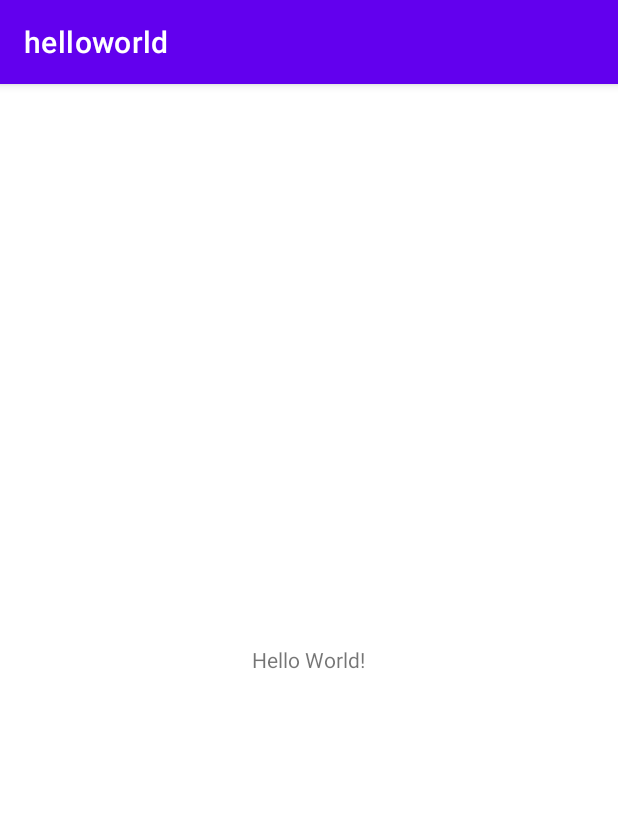
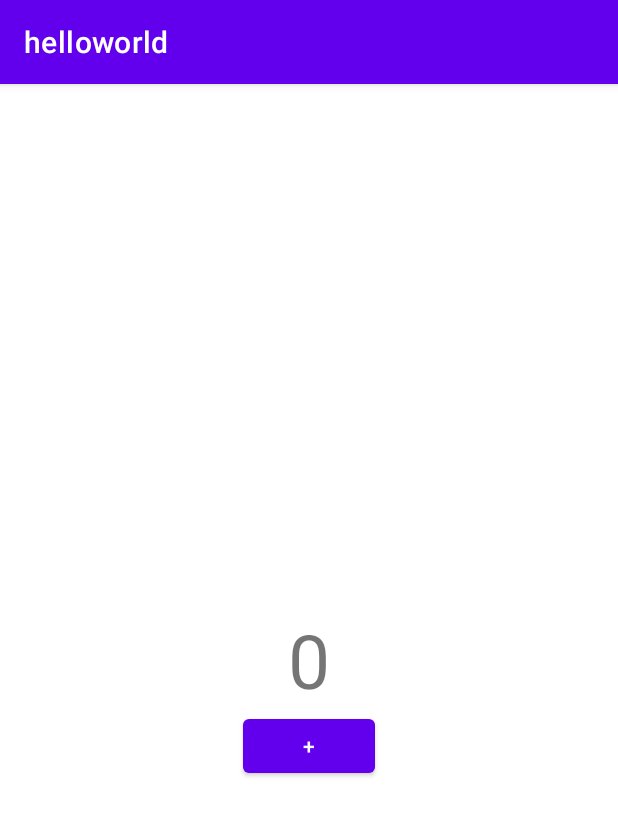
Before and after one commit to elvisreal/helloworld, an Android app: the screen it shows after launch (MainActivity), on a phone screen of 412 x 824 dp. Shown: the top 816 px of the screen. Run offline under Robolectric (Android 15) with nearby library versions, the phone set to English and light mode, and no system bars.

Commit message:
new commit

```diff
--- a/app/src/main/java/com/example/helloworld/MainActivity.kt
+++ b/app/src/main/java/com/example/helloworld/MainActivity.kt
@@ -2,10 +2,22 @@ package com.example.helloworld
 
 import androidx.appcompat.app.AppCompatActivity
 import android.os.Bundle
+//import android.widget.Button
+//import android.widget.TextView
+import kotlinx.android.synthetic.main.activity_main.*
 
 class MainActivity : AppCompatActivity() {
+
     override fun onCreate(savedInstanceState: Bundle?) {
         super.onCreate(savedInstanceState)
         setContentView(R.layout.activity_main)
+
+        var count = 0
+
+        button_increment.setOnClickListener {
+            count++
+            increment_textview.text = count.toString()
+        }
+
     }
 }
--- a/app/src/main/res/layout/activity_main.xml
+++ b/app/src/main/res/layout/activity_main.xml
@@ -4,18 +4,24 @@
     xmlns:tools="http://schemas.android.com/tools"
     android:layout_width="match_parent"
     android:layout_height="match_parent"
-    tools:context=".MainActivity">
+    android:visibility="visible"
+    tools:context=".MainActivity"
+    tools:visibility="visible">
 
     <TextView
+        android:id="@+id/increment_textview"
         android:layout_width="wrap_content"
         android:layout_height="wrap_content"
-        android:text="Hello World!"
         android:layout_centerInParent="true"
-        />
-<!--        app:layout_constraintBottom_toBottomOf="parent"-->
-<!--        app:layout_constraintLeft_toLeftOf="parent"-->
-<!--        app:layout_constraintRight_toRightOf="parent"-->
-<!--        app:layout_constraintTop_toTopOf="parent" />-->
+        android:text="@string/_0"
+        android:textSize="50sp" />
 
+    <Button
+        android:id= "@+id/button_increment"
+        android:layout_width="wrap_content"
+        android:layout_height="wrap_content"
+        android:layout_below="@+id/increment_textview"
+        android:layout_centerHorizontal="true"
+        android:text="@string/addbutton" />
 
 </RelativeLayout>
--- a/app/src/main/res/values/strings.xml
+++ b/app/src/main/res/values/strings.xml
@@ -1,3 +1,8 @@
 <resources>
     <string name="app_name">helloworld</string>
+    <string name="button">Button</string>
+    <string name="_0">0</string>
+    <string name="increment">Increment</string>
+    <string name="incrementtext">incrementtext</string>
+    <string name="addbutton">+</string>
 </resources>
```
Also changed, not shown: app/build.gradle (+9 -0 lines).
